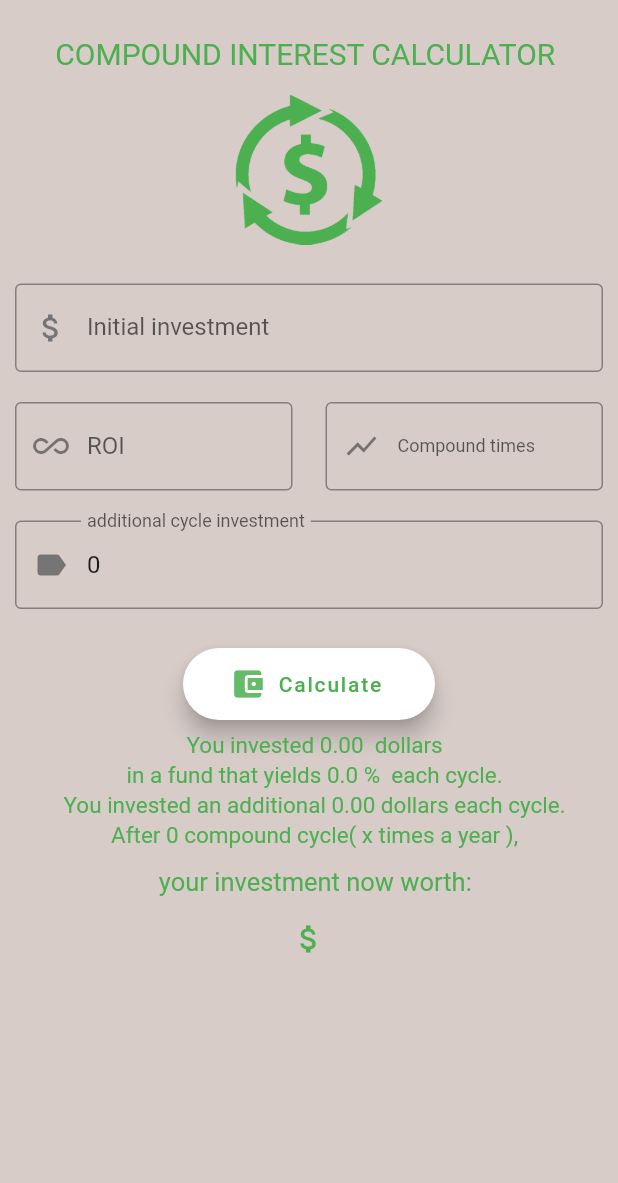
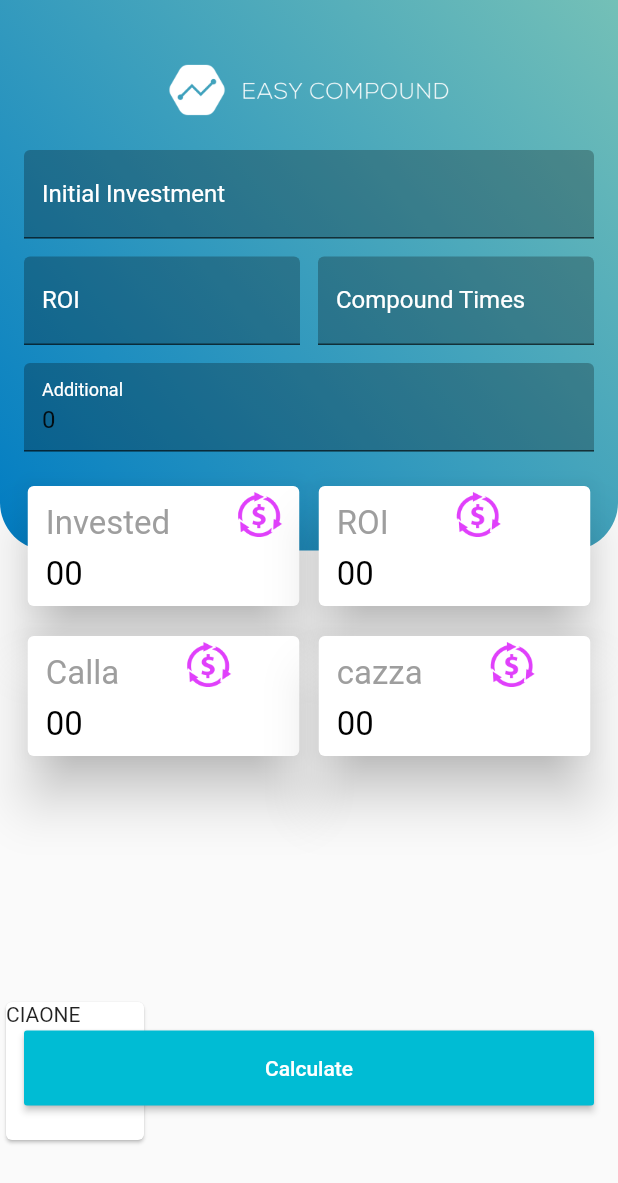
Before and after one commit to AntonioVerdiglione1996/EasyCompoundCalculatorApp, a Flutter app: the screen it shows after launch, on a phone screen of 412 x 824 dp. Shown: the top 1183 px of the screen. Run offline on Flutter 3.47's test engine with Material 2 defaults, Android fonts, the light colour scheme and no system bars.

Commit message:
new stuffs added

```diff
--- /dev/null
+++ b/lib/cardItem.dart
@@ -0,0 +1,53 @@
+import 'package:flutter/material.dart';
+
+class CardItem extends StatefulWidget {
+  String label;
+  String pathIcon;
+
+  CardItem({this.label,this.pathIcon ="assets/returnofi.png"});
+  @override
+  State<StatefulWidget> createState() => _CardItem();
+}
+
+class _CardItem extends State<CardItem> {
+  @override
+  Widget build(BuildContext context) {
+    // TODO: implement build
+    return Card(
+        elevation: 15,
+        child: SizedBox(
+          width: 181,
+          height: 80,
+          child: Column(
+            children: <Widget>[
+              Row(
+                children: <Widget>[
+                  Padding(
+                    padding: const EdgeInsets.fromLTRB(12, 12, 45, 0),
+                    child: Text(
+                      widget.label,
+                      style: TextStyle(color: Colors.grey, fontSize: 22),
+                    ),
+                  ),
+                  SizedBox(
+                    child: Image(image: AssetImage(widget.pathIcon),color: Colors.purpleAccent,),
+                    width: 30,
+                    height: 30,
+                  ),
+                ],
+              ),
+              Row(
+                children: <Widget>[
+                  Padding(
+                      padding: const EdgeInsets.fromLTRB(12, 8, 45, 0),
+                      child: Text(
+                        "00",
+                        style: TextStyle(color: Colors.black, fontSize: 22),
+                      )),
+                ],
+              )
+            ],
+          ),
+        ));
+  }
+}
--- a/lib/compound.dart
+++ b/lib/compound.dart
@@ -1,4 +1,3 @@
-import 'package:flutter/gestures.dart';
 import 'package:flutter/material.dart';
 
 class CompoundIntrestCalculator extends StatefulWidget {
@@ -84,6 +83,7 @@ class _CompoundIntrestCalculatorState extends State<CompoundIntrestCalculator> {
     )),
   );
   final vSpace = SizedBox(height: 2,);
+
   @override
   Widget build(BuildContext context) {
     return Scaffold(
--- /dev/null
+++ b/lib/customColors.dart
@@ -0,0 +1,38 @@
+import 'package:flutter/material.dart';
+
+class CustomColors{
+  CustomColors._();
+static const MaterialColor cyan = MaterialColor(
+    _cyan,
+    <int, Color>{
+       50: Color(0xFFE3F2FD),
+      100: Color(0xFFBBDEFB),
+      200: Color(0xFF90CAF9),
+      300: Color(0xFF64B5F6),
+      400: Color(0xFF42A5F5),
+      500: Color(_cyan),
+      600: Color(0xFF1E88E5),
+      700: Color(0xFF1976D2),
+      800: Color(0xFF1565C0),
+      900: Color(0xFF0D47A1),
+    },
+  );
+  static const int _aquaGreen = 0xFF007CC3;
+
+  static const MaterialColor aquaGreen = MaterialColor(
+    _aquaGreen,
+    <int, Color>{
+       50: Color(0xFFE3F2FD),
+      100: Color(0xFFBBDEFB),
+      200: Color(0xFF90CAF9),
+      300: Color(0xFF64B5F6),
+      400: Color(0xFF42A5F5),
+      500: Color(_aquaGreen),
+      600: Color(0xFF1E88E5),
+      700: Color(0xFF1976D2),
+      800: Color(0xFF1565C0),
+      900: Color(0xFF0D47A1),
+    },
+  );
+  static const int _cyan = 0xFF74C0B7;
+}
--- /dev/null
+++ b/lib/layout.dart
@@ -0,0 +1,196 @@
+import 'package:compound_intrest_calculator/cardItem.dart';
+import 'package:compound_intrest_calculator/customColors.dart';
+import 'package:flutter/material.dart';
+
+class Layout extends StatefulWidget {
+  @override
+  State<StatefulWidget> createState() => _Layout();
+}
+
+class _Layout extends State<Layout> {
+  double calculateCompound(double investment, double roi, double monthlyInvest,
+      double timesCompounded) {
+    double value = investment;
+    for (int i = 0; i < timesCompounded; i++) {
+      value += ((value * roi) / 100);
+      value += isFirstTimeCycle == true ? 0 : monthlyInvest;
+      isFirstTimeCycle = false;
+    }
+    return value;
+  }
+
+  bool isFirstTimeCycle;
+
+  final myControllerInitial = TextEditingController();
+  final myControllerRoi = TextEditingController();
+  final myControllerCompound = TextEditingController();
+  final myControllerMonthly = TextEditingController();
+
+  String toShow = "";
+
+  double initial;
+  double roi;
+  double compoundTimes;
+  double monthly;
+
+  @override
+  void initState() {
+    super.initState();
+    isFirstTimeCycle = true;
+    initial = 0.0;
+    roi = 0.0;
+    monthly = 0.0;
+    compoundTimes = 0.0;
+    myControllerMonthly.text = "0";
+  }
+
+  @override
+  void dispose() {
+    myControllerInitial.dispose();
+    myControllerRoi.dispose();
+    myControllerCompound.dispose();
+    myControllerMonthly.dispose();
+    super.dispose();
+  }
+
+  TextField customTextField(TextEditingController controller, String label,
+      {String suffix = ""}) {
+    return TextField(
+      cursorColor: Colors.white,
+      keyboardType: TextInputType.number,
+      onSubmitted: (value) {
+        setState(() {
+          controller.text = value;
+        });
+      },
+      controller: controller,
+      decoration: InputDecoration(
+          suffix: Text(suffix),
+          filled: true,
+          fillColor: Colors.black26,
+          labelText: label,
+          labelStyle: TextStyle(color: Colors.white,)),
+    );
+  }
+
+  @override
+  Widget build(BuildContext context) {
+    return Scaffold(
+      body: Stack(
+        children: <Widget>[
+          Container(
+            width: double.infinity,
+            height: 367,
+            decoration: BoxDecoration(
+                borderRadius: new BorderRadius.only(
+                    bottomLeft: const Radius.circular(32.0),
+                    bottomRight: const Radius.circular(32.0)),
+                gradient: LinearGradient(
+                    colors: [CustomColors.aquaGreen, CustomColors.cyan],
+                    begin: Alignment.bottomLeft,
+                    end: Alignment.topRight)),
+            child: Column(
+              children: <Widget>[
+                //IMAGE
+                Padding(
+                  padding: const EdgeInsets.fromLTRB(16, 32, 16, 0),
+                  child: Center(
+                    child: Image(
+                      width: 187,
+                      height: 56,
+                      image: AssetImage("assets/logo.png"),
+                    ),
+                  ),
+                ),
+                //TEXFIELD INITIAL
+                Padding(
+                  padding: const EdgeInsets.fromLTRB(16, 12, 16, 0),
+                  child: customTextField(
+                      myControllerInitial, "Initial Investment"),
+                ),
+                //TEXFIELDS ROW
+                Padding(
+                  padding: const EdgeInsets.fromLTRB(16, 12, 16, 0),
+                  child: Row(
+                    children: <Widget>[
+                      //TEXTFIELD: ROI
+                      Expanded(
+                          child: customTextField(myControllerRoi, "ROI",
+                              suffix: "%")),
+                      SizedBox(
+                        width: 12,
+                      ),
+                      //TEXTFIELD: COMPOUND TIMES
+                      Expanded(
+                          child: customTextField(
+                              myControllerCompound, "Compound Times")),
+                    ],
+                  ),
+                ),
+
+                //TEXTFIELD: MONTHLY
+                Padding(
+                    padding: const EdgeInsets.fromLTRB(16, 12, 16, 0),
+                    child: customTextField(myControllerMonthly, "Additional")),
+              ],
+            ),
+          ),
+          //ROWWWWWWWWW 1
+          Padding(
+            padding: const EdgeInsets.fromLTRB(0, 320, 0, 0),
+            child: Row(
+              crossAxisAlignment: CrossAxisAlignment.center,
+              mainAxisAlignment: MainAxisAlignment.center,
+              children: <Widget>[
+                CardItem(label: "Invested",),
+                SizedBox(
+                  width: 5,
+                ),
+                CardItem(label: "ROI",),
+              ],
+            ),
+          ),
+          //ROWWWWWWWWW 2
+          Padding(
+            padding: const EdgeInsets.fromLTRB(0, 420, 0, 0),
+            child: Row(
+              crossAxisAlignment: CrossAxisAlignment.center,
+              mainAxisAlignment: MainAxisAlignment.center,
+              children: <Widget>[
+                CardItem(label: "Calla",),
+                SizedBox(
+                  width: 5,
+                ),
+                CardItem(label:"cazza"),
+              ],
+            ),
+          ),
+          Positioned(
+            bottom: 60,
+            child:SizedBox(width: 100,height: 100, child:Card(child: Text("CIAONE"),),),) ,
+          //BUTTON
+          Padding(
+            padding: const EdgeInsets.fromLTRB(0, 600, 0, 0),
+            child: Center(
+              child: SizedBox(
+                width: double.infinity,
+                height: 50,
+                child: Padding(
+                  padding: const EdgeInsets.fromLTRB(16, 0, 16, 0),
+                  child: RaisedButton(
+                    child: Text(
+                      "Calculate",
+                      style: TextStyle(color: Colors.white),
+                    ),
+                    onPressed: () {},
+                    color: Colors.cyan,
+                  ),
+                ),
+              ),
+            ),
+          ),
+        ],
+      ),
+    );
+  }
+}
--- a/lib/main.dart
+++ b/lib/main.dart
@@ -1,6 +1,7 @@
 import 'package:flutter/material.dart';
 
 import 'compound.dart';
+import 'layout.dart';
 
 void main() => runApp(MyApp());
 
@@ -11,10 +12,7 @@ class MyApp extends StatelessWidget {
     return MaterialApp(
       debugShowCheckedModeBanner: false,
       title: 'Flutter Demo',
-      theme: ThemeData(
-        primarySwatch: Colors.green
-      ),
-      home: CompoundIntrestCalculator(),
+      home: Layout(),
     );
   }
 }
```
Also changed, not shown: assets/logo.png (added).
